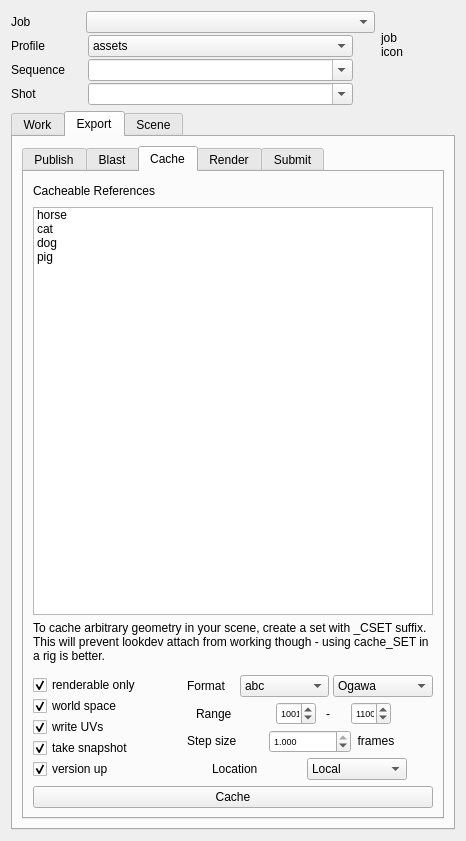
Old version of the form python/pini/tools/helper/pini_helper.ui in the repository CBSDigital/pini-dev.
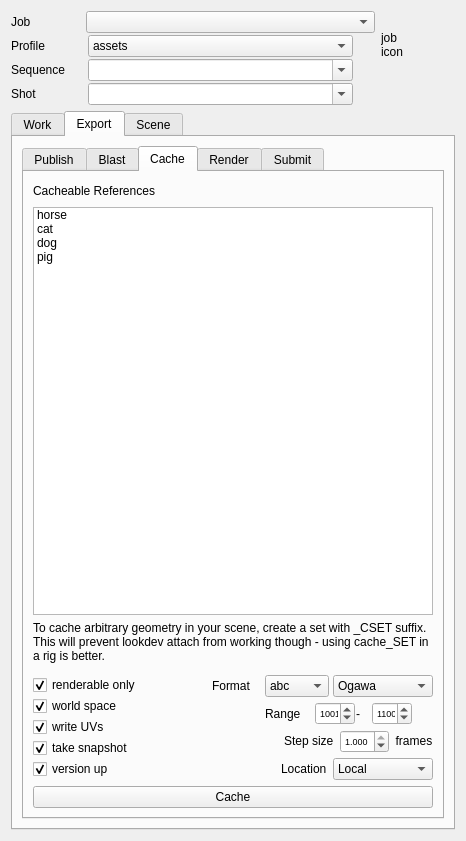
New version of the form. The open tabs and pages were chosen to show the change. Icons and pictures are not drawn. Custom widgets are drawn as their Qt base class.

Commit message: pini-dev:6.20.0 - Pini Helper: maya model publish bugfix error on freeze transforms with keyed attrs (eehemanmn), bugfix bad stretching on some elements | pini.dcc.export.CMayaModelPublish apply force to freeze transforms, pini.tools.helper fix PySide6/py311 spacing issues, maya_pini.open_maya.find_node type_ is first arg, maya_pini.open_maya.CBaseTransform.freeze_tfms added force flag, maya_pini.open_maya.CAnimCurve.t_frames added

Diff of the .ui file:
```diff
--- a/python/pini/tools/helper/pini_helper.ui
+++ b/python/pini/tools/helper/pini_helper.ui
@@ -898,11 +898,14 @@
                  <item>
                   <spacer name="horizontalSpacer">
                    <property name="orientation">
-                    <enum>Qt::Vertical</enum>
+                    <enum>Qt::Horizontal</enum>
+                   </property>
+                   <property name="sizeType">
+                    <enum>QSizePolicy::MinimumExpanding</enum>
                    </property>
                    <property name="sizeHint" stdset="0">
                     <size>
-                     <width>40</width>
+                     <width>20</width>
                      <height>20</height>
                     </size>
                    </property>
@@ -1007,11 +1010,14 @@
                  <item>
                   <spacer name="horizontalSpacer_2">
                    <property name="orientation">
-                    <enum>Qt::Vertical</enum>
+                    <enum>Qt::Horizontal</enum>
+                   </property>
+                   <property name="sizeType">
+                    <enum>QSizePolicy::MinimumExpanding</enum>
                    </property>
                    <property name="sizeHint" stdset="0">
                     <size>
-                     <width>40</width>
+                     <width>20</width>
                      <height>20</height>
                     </size>
                    </property>
@@ -1154,11 +1160,14 @@
                  <item>
                   <spacer name="horizontalSpacer_7">
                    <property name="orientation">
-                    <enum>Qt::Vertical</enum>
+                    <enum>Qt::Horizontal</enum>
+                   </property>
+                   <property name="sizeType">
+                    <enum>QSizePolicy::MinimumExpanding</enum>
                    </property>
                    <property name="sizeHint" stdset="0">
                     <size>
-                     <width>40</width>
+                     <width>20</width>
                      <height>20</height>
                     </size>
                    </property>
@@ -1242,11 +1251,14 @@
                  <item>
                   <spacer name="horizontalSpacer_10">
                    <property name="orientation">
-                    <enum>Qt::Vertical</enum>
+                    <enum>Qt::Horizontal</enum>
+                   </property>
+                   <property name="sizeType">
+                    <enum>QSizePolicy::MinimumExpanding</enum>
                    </property>
                    <property name="sizeHint" stdset="0">
                     <size>
-                     <width>40</width>
+                     <width>20</width>
                      <height>20</height>
                     </size>
                    </property>
```
Left out of the diff: 41 changed lines with no effect on the pictures. The commit also changes 5 other files.
